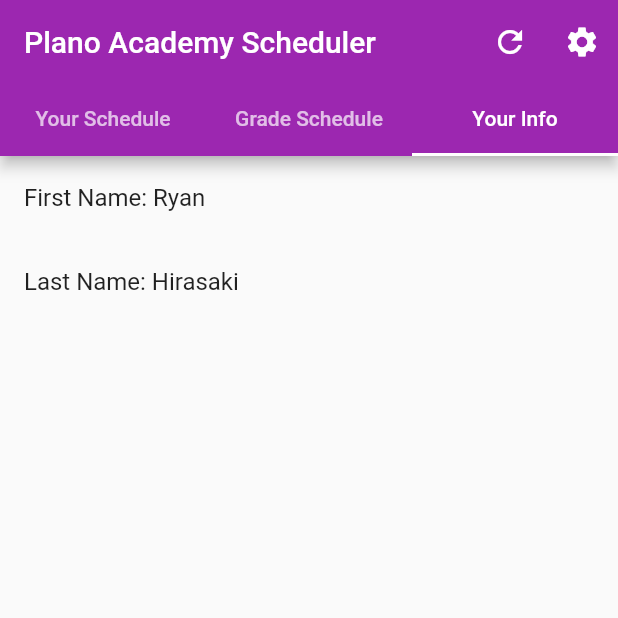
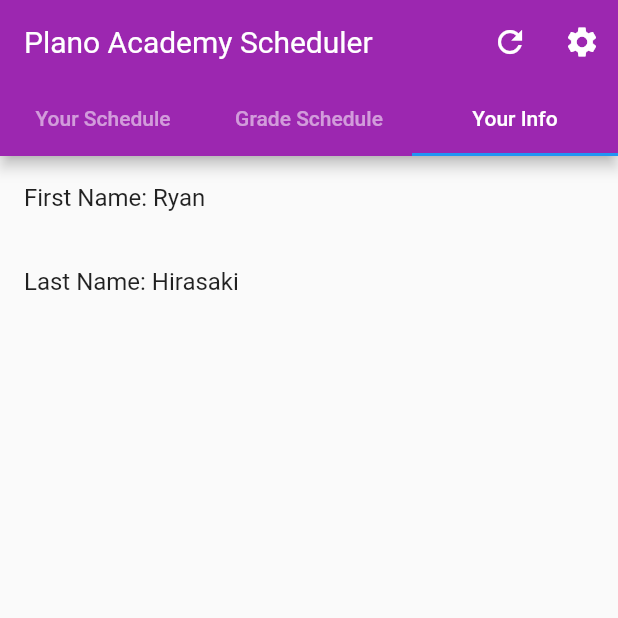
Before and after one commit to RyanHir/Scheduler_Flutter, a Flutter app: the screen it shows after launch, tab 3 chosen, on a phone screen of 412 x 824 dp, the top half of it. Run offline on Flutter 3.47's test engine with Material 2 defaults, Android fonts, the phone set to English and light mode, and no system bars; our stand-ins replace firebase_auth, google_sign_in, shared_preferences; accounts and stored records are empty; Roboto replaces fonts that are missing (Montserrat).

Commit message:
Themes are now controlled from a class

```diff
--- a/lib/Constants.dart
+++ b/lib/Constants.dart
@@ -4,12 +4,6 @@ class Constants {
   static const String title = "Plano Academy Scheduler";
   static const String settingsTitle = "Settings";
   static const String endpoint = "https://script.google.com/macros/s/AKfycbx6UM43jEELsS8VNJCQASpH60veCwJ2fESByIOgFqG8itpvK60v/exec";
-
-  static final ThemeData theme = ThemeData(
-    brightness: Brightness.light,
-    primarySwatch: Colors.purple,
-    fontFamily: 'Montserrat',
-  );
 
   static const bool debug = true;
 
--- /dev/null
+++ b/lib/Theme.dart
@@ -0,0 +1,32 @@
+import 'package:flutter/material.dart';
+
+class CustomThemes {
+  static final ThemeData _template = ThemeData(
+    primaryColor: Colors.purple,
+    fontFamily: 'Montserrat',
+    appBarTheme: AppBarTheme(
+      textTheme: TextTheme(
+        title: TextStyle(
+          color: Colors.white,
+          fontSize: 20
+        )
+      ),
+      iconTheme: IconThemeData(
+        color: Colors.white
+      )
+    ),
+    tabBarTheme: TabBarTheme(
+      labelColor: Colors.white,
+      unselectedLabelColor: Colors.white54
+    )
+  );
+
+  static final light = _template.copyWith(
+    brightness: Brightness.light,
+  );
+
+  static final dark = _template.copyWith(
+    brightness: Brightness.dark,
+  );
+
+}
--- a/lib/UI/MainLayout.dart
+++ b/lib/UI/MainLayout.dart
@@ -2,6 +2,7 @@ import 'package:firebase_auth/firebase_auth.dart';
 import 'package:flutter/material.dart';
 import 'package:google_sign_in/google_sign_in.dart';
 import 'package:scheduler/Constants.dart';
+import 'package:scheduler/Theme.dart';
 import 'package:scheduler/Tools/MainLayoutProcessing.dart';
 import 'package:scheduler/Tools/WidgetSelector.dart';
 import 'package:scheduler/UI/MainLayout/MainAppSettings.dart';
@@ -32,8 +33,13 @@ class MainLayoutClass extends State<MainLayout> {
       mainLayoutProcessing.refresh();
     }
 
-    Widget _appBar() {
-      return new AppBar(
+    return new MaterialApp(
+      theme: CustomThemes.light,
+      darkTheme: CustomThemes.dark,
+      home: new DefaultTabController(
+        length: 3,
+        child: new Scaffold(
+          appBar: AppBar(
             title: new Text(Constants.title),
             actions: <Widget>[new AppBarRefresh(this), new AppBarSettings()],
             bottom: TabBar(
@@ -43,26 +49,14 @@ class MainLayoutClass extends State<MainLayout> {
                 Tab(text: "Your Info"),
               ],
             ),
-      );
-    }
-
-    Widget _appBarTabs() {
-      return new TabBarView(
+          ),
+          body: TabBarView(
             children: [
               WidgetSelector(this, "personal"),
               WidgetSelector(this, "grade"),
               WidgetSelector(this, "info")
             ],
-      );
-    }
-
-    return new MaterialApp(
-      theme: Constants.theme,
-      home: new DefaultTabController(
-        length: 3,
-        child: new Scaffold(
-          appBar: _appBar(),
-          body: _appBarTabs(),
+          ),
         ),
       ),
       debugShowCheckedModeBanner: false,
--- a/lib/UI/Settings.dart
+++ b/lib/UI/Settings.dart
@@ -94,6 +94,7 @@ class SettingsClass extends State<Settings> {
     }
     return new MaterialApp(
       theme: Theme.of(context),
+      darkTheme: Theme.of(context),
       home: new Scaffold(
         appBar: new AppBar(
           title: new Text(Constants.settingsTitle),
--- a/lib/UI/Tabs/GradeTab/CohortView.dart
+++ b/lib/UI/Tabs/GradeTab/CohortView.dart
@@ -14,6 +14,7 @@ class CohortView extends StatelessWidget {
 
     return new MaterialApp(
       theme: Theme.of(context),
+      darkTheme: Theme.of(context),
       home: new Scaffold(
         appBar: new AppBar(
           leading: new IconButton(
```
Lines whose indentation alone changed are shown as unchanged.
